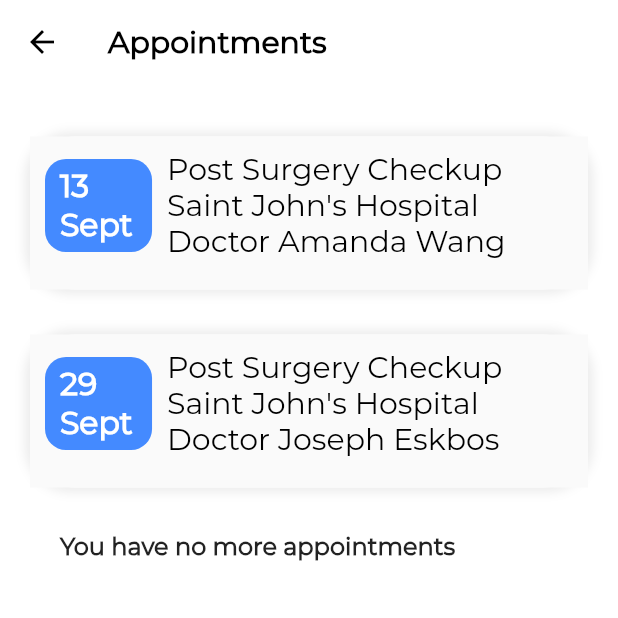
After one commit to verbal-noun/codebrew-2020-prespa, a Flutter app: the screen it shows after launch, after a tap on an icon or button, on a phone screen of 412 x 824 dp, the top half of it. The commit adds this screen. Run offline on Flutter 3.47's test engine with Material 2 defaults, Android fonts, the phone set to English and light mode, and no system bars; project files that could hold a hidden picture were left out.

Commit message:
Appointments page

```diff
--- a/lib/components/appbar.dart
+++ b/lib/components/appbar.dart
@@ -1,13 +1,10 @@
 import 'package:flutter/material.dart';
 
 AppBar customAppBar(title) => AppBar(
-      iconTheme: IconThemeData(
-        color: Colors.grey,
-      ),
-      title: Text(
-        title,
-        style: TextStyle(fontSize: 30.0, color: Colors.black),
-      ),
-      backgroundColor: Colors.white,
-      elevation: 0,
-    );
+  elevation: 0.0,
+  backgroundColor: Colors.transparent,
+  iconTheme: IconThemeData(color: Colors.black),
+  title: Text(title,
+      style:
+      TextStyle(color: Colors.black, fontWeight: FontWeight.w700)),
+);
--- a/lib/components/datetile.dart
+++ b/lib/components/datetile.dart
@@ -1,18 +1,17 @@
 import 'package:flutter/material.dart';
 
-class DateTile extends StatelessWidget {
+class DateTileRow extends StatelessWidget {
   String day;
   String month;
   String get date => '$day' + '\n$month';
   Widget child;
-  DateTile({this.day, this.month, this.child});
+  DateTileRow({this.day, this.month, this.child});
 
   @override
   Widget build(BuildContext context) {
     return Padding(
       padding: const EdgeInsets.all(24.0),
       child: Row(
-          mainAxisAlignment: MainAxisAlignment.spaceBetween,
           crossAxisAlignment: CrossAxisAlignment.stretch,
           children: <Widget>[
             Container(
@@ -33,8 +32,65 @@ class DateTile extends StatelessWidget {
                 color: Colors.blueAccent,
               ),
             ),
+            SizedBox(width: 10.0,),
             child
           ]),
     );
   }
 }
+
+class DateTile extends StatelessWidget {
+  String day;
+  String month;
+  String get date => '$day' + '\n$month';
+  Widget child;
+  DateTile({this.day, this.month, this.child});
+
+  @override
+  Widget build(BuildContext context) {
+    return
+      Container(
+        margin: EdgeInsets.only(top: 15.0, bottom: 15.0),
+        decoration: BoxDecoration(
+            borderRadius: BorderRadius.circular(30.0),
+            boxShadow: [
+              BoxShadow(
+                  color: Colors.grey.withOpacity(0.2),
+                  spreadRadius: 3.0,
+                  blurRadius: 5.0)
+            ],
+            color: Colors.white),
+        child: Material(
+          child: InkWell(
+            onTap: () {
+              print('Not set yet');
+            },
+            child: Padding(
+              padding: EdgeInsets.only(left: 10.0, right: 10.0, top: 10.0, bottom: 20.0),
+              child: Row(
+                  children: <Widget>[
+                    Container(
+                      //borderRadius: BorderRadius.circular(20.0),
+                      child: Text(
+                        date,
+                        textScaleFactor: 1.5,
+                        style: TextStyle(
+                            color: Colors.white,
+                            fontWeight: FontWeight.bold,
+                            fontSize: 14.0),
+                      ),
+                      padding: EdgeInsets.fromLTRB(10, 5, 13, 5),
+                      decoration: BoxDecoration(
+                        borderRadius: BorderRadius.circular(14.0),
+                        color: Colors.blueAccent,
+                      ),
+                    ),
+                    SizedBox(width: 10.0,),
+                    child
+                  ]),
+            ),
+          ),
+        ),
+    );
+  }
+}
--- /dev/null
+++ b/lib/pages/appointment_page.dart
@@ -0,0 +1,91 @@
+import 'package:codebrew2020patient/components/appbar.dart';
+import 'package:codebrew2020patient/components/datetile.dart';
+import 'package:flutter/material.dart';
+import 'package:flutter/rendering.dart';
+
+class AppointmentPage extends StatefulWidget {
+  @override
+  _AppointmentPageState createState() => _AppointmentPageState();
+}
+
+class _AppointmentPageState extends State<AppointmentPage> {
+  List<AppointmentTile> _appointments = List();
+
+  _getAppointments() {
+    List<AppointmentTile> appointments = List.from(_appointments);
+    appointments.add(AppointmentTile(
+        '13',
+        'Sept',
+        'Amanda Wang',
+        "Saint John's Hospital",
+        'Post Surgery Checkup',
+        'https://www.google.com'));
+    appointments.add(AppointmentTile(
+        '29',
+        'Sept',
+        'Joseph Eskbos',
+        "Saint John's Hospital",
+        'Post Surgery Checkup',
+        'https://www.google.com'));
+    setState(() {
+      _appointments = appointments;
+    });
+  }
+
+  @override
+  void initState() {
+    _getAppointments();
+    super.initState();
+  }
+
+  @override
+  Widget build(BuildContext context) {
+    return Scaffold(
+        appBar: customAppBar('Appointments'),
+        body: Center(
+            child: Container(
+                margin: EdgeInsets.all(20.0),
+                child: ListView(
+                  children: [
+                    ..._appointments,
+                    Container(
+                        padding: EdgeInsets.only(left: 20.0, top: 15.0),
+                        child: Text(
+                          'You have no more appointments',
+                          style: TextStyle(fontSize: 16.0, fontWeight: FontWeight.w700),
+                        ))
+                  ],
+                ))));
+  }
+}
+
+class AppointmentTile extends StatelessWidget {
+  String day;
+  String month;
+  String doctorName;
+  String hospital;
+  String appointmentName;
+  String urlLink;
+
+  AppointmentTile(this.day, this.month, this.doctorName, this.hospital,
+      this.appointmentName, this.urlLink);
+
+  @override
+  Widget build(BuildContext context) {
+    return DateTile(
+      day: day, month: month,
+      // child: SizedBox()
+      child: Column(
+        mainAxisAlignment: MainAxisAlignment.center,
+        crossAxisAlignment: CrossAxisAlignment.start,
+        children: <Widget>[
+          Text(appointmentName,
+              style: TextStyle(color: Colors.black, fontSize: 20.0)),
+          Text(hospital, style: TextStyle(color: Colors.black, fontSize: 20.0)),
+          Text('Doctor ' + doctorName,
+              style: TextStyle(color: Colors.black, fontSize: 20.0)),
+        ],
+      ),
+    );
+  }
+}
--- a/lib/pages/main_page.dart
+++ b/lib/pages/main_page.dart
@@ -1,3 +1,4 @@
+import 'package:codebrew2020patient/pages/appointment_page.dart';
 import 'package:codebrew2020patient/pages/restriction_page.dart';
 import 'package:flutter/material.dart';
 import 'package:flutter_staggered_grid_view/flutter_staggered_grid_view.dart';
@@ -208,7 +209,7 @@ class _MainPageState extends State<MainPage> {
                     ]),
               ),
               onTap: () => Navigator.of(context)
-                  .push(MaterialPageRoute(builder: (_) => ShopItemsPage())),
+                  .push(MaterialPageRoute(builder: (_) => AppointmentPage())),
             )
           ],
           staggeredTiles: [
--- a/lib/pages/prescription_list.dart
+++ b/lib/pages/prescription_list.dart
@@ -1,3 +1,4 @@
+import 'package:codebrew2020patient/components/appbar.dart';
 import 'package:codebrew2020patient/components/datetile.dart';
 import 'package:flutter/material.dart';
 import 'package:flutter_staggered_grid_view/flutter_staggered_grid_view.dart';
@@ -7,18 +8,7 @@ class PrescriptionPage extends StatelessWidget {
   Widget build(BuildContext context) {
     // TODO: implement build
     return Scaffold(
-        appBar: AppBar(
-          elevation: 0.0,
-          backgroundColor: Colors.transparent,
-          leading: IconButton(
-            color: Colors.black,
-            onPressed: () => Navigator.of(context).pop(),
-            icon: Icon(Icons.arrow_back, color: Colors.black),
-          ),
-          title: Text('Prescriptions',
-              style:
-                  TextStyle(color: Colors.black, fontWeight: FontWeight.w700)),
-        ),
+        appBar: customAppBar('Prescriptions'),
         body: StaggeredGridView.count(
             crossAxisCount: 2,
             crossAxisSpacing: 12.0,
@@ -63,7 +53,7 @@ class PrescriptionWidget extends StatelessWidget {
   @override
   Widget build(BuildContext context) {
     return
-            DateTile(
+            DateTileRow(
               day: day,
               month: month,
               child: Column(
```
